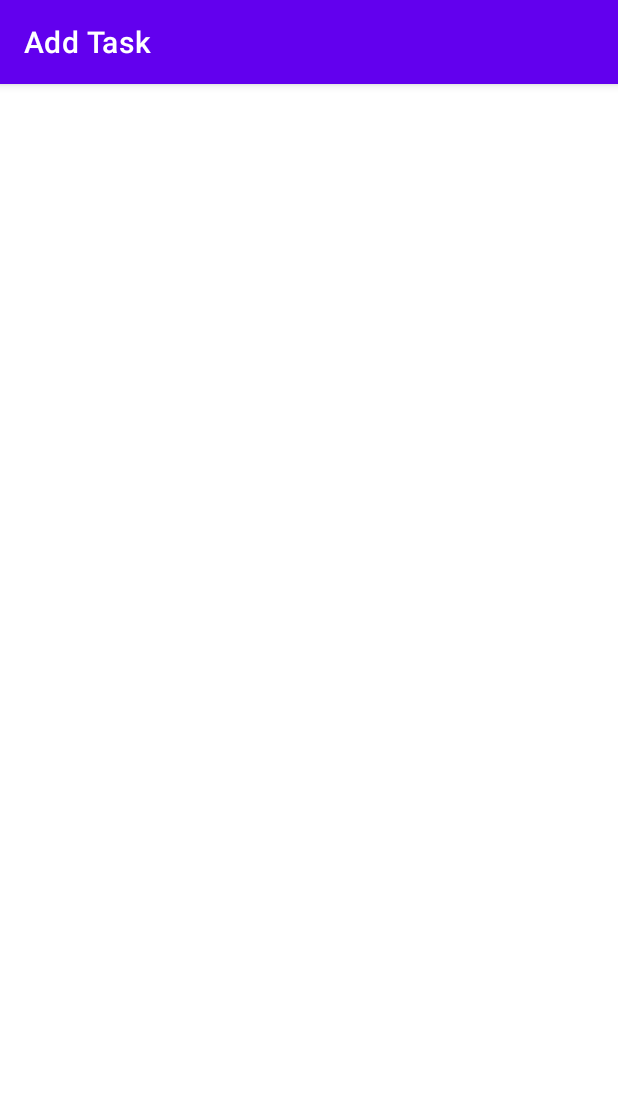
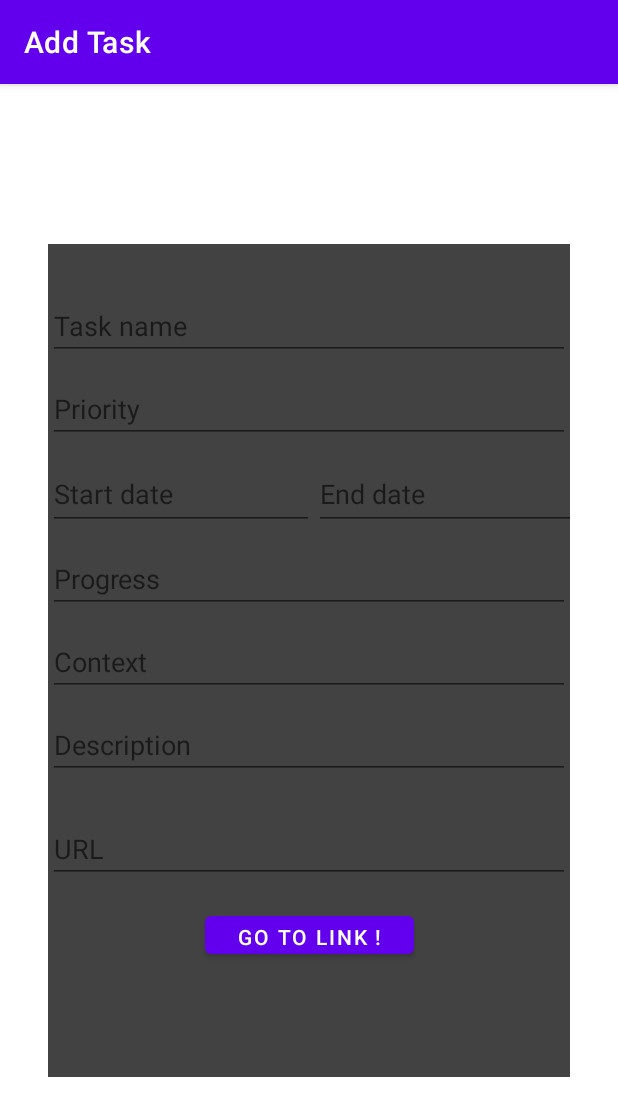
Before and after one commit to Mouaaa/ToDoList, an Android app: the TaskDetailsActivity screen opened directly, with no data from a screen before it, on a phone screen of 412 x 824 dp. Shown: the top 1116 px of the screen. Run offline under Robolectric (Android 15) with nearby library versions, the phone set to English and light mode, and no system bars; 8 statements that could not run were skipped.

Commit message:
Proche de la fin

```diff
--- a/app/src/main/AndroidManifest.xml
+++ b/app/src/main/AndroidManifest.xml
@@ -33,6 +33,10 @@
             android:name=".TaskDetailsActivity"
             android:label="Add Task">
         </activity>
+        <activity
+            android:name=".WebActivity"
+            android:label="Add Task">
+        </activity>
     </application>
 
 </manifest>
--- a/app/src/main/java/com/example/todo/TaskDetailsActivity.java
+++ b/app/src/main/java/com/example/todo/TaskDetailsActivity.java
@@ -1,26 +1,72 @@
 package com.example.todo;
 
+import android.content.Intent;
 import android.os.Bundle;
-import android.widget.TextView;
+import android.view.View;
+import android.widget.ArrayAdapter;
+import android.widget.Button;
+import android.widget.EditText;
+import android.widget.Spinner;
+import android.widget.Toast;
 
 import androidx.appcompat.app.AppCompatActivity;
 
-import com.example.todo.R;
-import com.example.todo.Task;
+import java.util.Arrays;
+import java.util.List;
 
 public class TaskDetailsActivity extends AppCompatActivity {
+    private EditText title;
+    private EditText priority;
+    private EditText dateStart;
+    private EditText dateEnd;
+    private EditText progress;
+    private EditText context;
+    private EditText description;
+    private EditText url;
+    final int REQUEST_CODE = 1;
+
+
     @Override
     protected void onCreate(Bundle savedInstanceState) {
         super.onCreate(savedInstanceState);
-        setContentView(R.layout.activity_task_details);
+        setContentView(R.layout.task_details);
+
+        Bundle bundle = getIntent().getExtras();
+        title = (EditText) findViewById(R.id.detailTitle);
+        title.setText(bundle.getString("title"));
+        priority = (EditText) findViewById(R.id.detailPriority);
+        priority.setText(bundle.getString("priority"));
+        dateStart = (EditText) findViewById(R.id.detailStartDate);
+        dateStart.setText(bundle.getString("start"));
+        dateEnd = (EditText) findViewById(R.id.detailEndDate);
+        dateEnd.setText(bundle.getString("end"));
+        progress = (EditText) findViewById(R.id.detailProgress);
+        progress.setText(bundle.getString("progress"));
+        context = (EditText) findViewById(R.id.detailContext);
+        context.setText(bundle.getString("context"));
+        description = (EditText) findViewById(R.id.detailDescription);
+        description.setText(bundle.getString("desc  "));
+        url = (EditText) findViewById(R.id.detailUrl);
+        url.setText(bundle.getString("url"));
+
+        Button accessLink = (Button) findViewById(R.id.detailGoToLink);
+
+        accessLink.setOnClickListener(new View.OnClickListener() {
+            @Override
+            public void onClick(View v){
+                Intent myIntent = new Intent(getApplicationContext(), WebActivity.class);
+                myIntent.putExtra("url", url.toString());
+                startActivityForResult(myIntent, REQUEST_CODE);            }
+        });
+    }
+    @Override
+    public void onBackPressed() {
+        finish();
+    }
 
 
-        /*
-        Task task = getIntent().getParcelableExtra("task");
-
-        // Display the task details in the UI
-        TextView titleTextView = findViewById(R.id.titleTextView);
-        titleTextView.setText(task.getTitle());
-        */
+    public void finish(){
+        setResult(RESULT_OK);
+        super.finish();
     }
 }
--- a/app/src/main/res/layout/activity_main.xml
+++ b/app/src/main/res/layout/activity_main.xml
@@ -29,7 +29,7 @@
         android:id="@+id/addButton"
         android:layout_width="wrap_content"
         android:layout_height="wrap_content"
-        android:layout_marginTop="16dp"
+        android:layout_marginTop="1dp"
         android:text="Add"
         app:layout_constraintBottom_toBottomOf="parent"
         app:layout_constraintEnd_toEndOf="parent"
--- /dev/null
+++ b/app/src/main/res/layout/task_details.xml
@@ -0,0 +1,143 @@
+<?xml version="1.0" encoding="utf-8"?>
+<androidx.constraintlayout.widget.ConstraintLayout
+    xmlns:android="http://schemas.android.com/apk/res/android"
+    xmlns:app="http://schemas.android.com/apk/res-auto"
+    xmlns:tools="http://schemas.android.com/tools"
+    android:layout_width="match_parent"
+    android:layout_height="match_parent"
+    tools:context=".MainActivity"
+    android:orientation="vertical">
+
+    <FrameLayout
+        android:id="@+id/frameLayout"
+        android:layout_width="348dp"
+        android:layout_height="555dp"
+        android:background="@color/cardview_dark_background"
+        app:layout_constraintBottom_toBottomOf="parent"
+        app:layout_constraintEnd_toEndOf="parent"
+        app:layout_constraintStart_toStartOf="parent"
+        app:layout_constraintTop_toTopOf="parent">
+
+
+        <androidx.constraintlayout.widget.ConstraintLayout
+            android:layout_width="match_parent"
+            android:layout_height="match_parent"
+            android:orientation="vertical"
+            tools:context=".MainActivity">
+
+
+            <EditText
+                android:id="@+id/detailTitle"
+                android:layout_width="match_parent"
+                android:layout_height="wrap_content"
+                android:layout_marginTop="32dp"
+                android:hint="Task name"
+                android:focusable="false"
+                android:inputType="none"
+                android:maxLines="1"
+                app:layout_constraintTop_toTopOf="parent"
+                tools:layout_editor_absoluteX="0dp" />
+
+            <EditText
+                android:id="@+id/detailPriority"
+                android:layout_width="match_parent"
+                android:layout_height="wrap_content"
+                android:hint="Priority"
+                android:focusable="false"
+                android:inputType="none"
+                android:layout_marginTop="10dp"
+                app:layout_constraintTop_toBottomOf="@+id/detailTitle"
+                tools:layout_editor_absoluteX="0dp" />
+
+            <EditText
+                android:id="@+id/detailStartDate"
+                android:layout_width="177dp"
+                android:layout_height="48dp"
+                android:layout_marginTop="10dp"
+                android:hint="Start date"
+                android:focusable="false"
+                android:inputType="none"
+                app:layout_constraintStart_toStartOf="parent"
+                app:layout_constraintTop_toBottomOf="@+id/detailPriority" />
+
+            <EditText
+                android:id="@+id/detailEndDate"
+                android:layout_width="177dp"
+                android:layout_height="48dp"
+                android:layout_marginTop="10dp"
+                android:hint="End date"
+                android:focusable="false"
+                android:inputType="none"
+                app:layout_constraintStart_toEndOf="@+id/detailStartDate"
+                app:layout_constraintTop_toBottomOf="@+id/detailPriority" />
+
+            <EditText
+                android:id="@+id/detailProgress"
+                android:layout_width="match_parent"
+                android:layout_height="wrap_content"
+                android:hint="Progress"
+                android:focusable="false"
+                android:inputType="none"
+                android:layout_marginTop="10dp"
+                app:layout_constraintStart_toStartOf="parent"
+                app:layout_constraintTop_toBottomOf="@+id/detailStartDate" />
+
+            <EditText
+                android:id="@+id/detailContext"
+                android:layout_width="match_parent"
+                android:layout_height="wrap_content"
+                android:hint="Context"
+                android:focusable="false"
+                android:inputType="none"
+                android:layout_marginTop="10dp"
+                app:layout_constraintStart_toStartOf="parent"
+                app:layout_constraintTop_toBottomOf="@+id/detailProgress" />
+
+            <EditText
+                android:id="@+id/detailDescription"
+                android:layout_width="match_parent"
+                android:layout_height="wrap_content"
+                android:layout_marginTop="10dp"
+                android:hint="Description"
+                android:focusable="false"
+                android:inputType="textMultiLine"
+                android:maxLines="4"
+                app:layout_constraintTop_toBottomOf="@+id/detailContext"
+                tools:layout_editor_absoluteX="-16dp" />
+
+            <EditText
+                android:id="@+id/detailUrl"
+                android:layout_width="match_parent"
+                android:layout_height="wrap_content"
+                android:layout_marginTop="24dp"
+                android:hint="URL"
+                android:focusable="false"
+                android:inputType="none"
+                android:maxLines="1"
+                app:layout_constraintBottom_toBottomOf="parent"
+                app:layout_constraintTop_toBottomOf="@+id/detailDescription"
+                app:layout_constraintVertical_bias="0.0"
+                tools:layout_editor_absoluteX="0dp" />
+
+
+            <Button
+                android:id="@+id/detailGoToLink"
+                android:layout_width="139dp"
+                android:layout_height="37dp"
+                android:layout_marginTop="16dp"
+                android:text="GO TO LINK !"
+                app:layout_constraintBottom_toBottomOf="parent"
+                app:layout_constraintEnd_toEndOf="parent"
+                app:layout_constraintHorizontal_bias="0.502"
+                app:layout_constraintStart_toStartOf="parent"
+                app:layout_constraintTop_toBottomOf="@+id/detailUrl"
+                app:layout_constraintVertical_bias="0.0" />
+
+
+        </androidx.constraintlayout.widget.ConstraintLayout>
+
+
+    </FrameLayout>
+
+
+</androidx.constraintlayout.widget.ConstraintLayout>
```
Also changed, not shown: app/src/main/java/com/example/todo/WebActivity.java (added, +50 -0 lines), app/src/main/java/com/example/todo/WebAppInterface.java (added, +19 -0 lines), app/src/main/res/layout/web_view.xml (added, +18 -0 lines).
